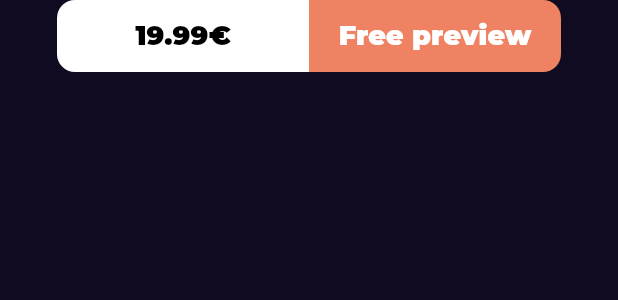
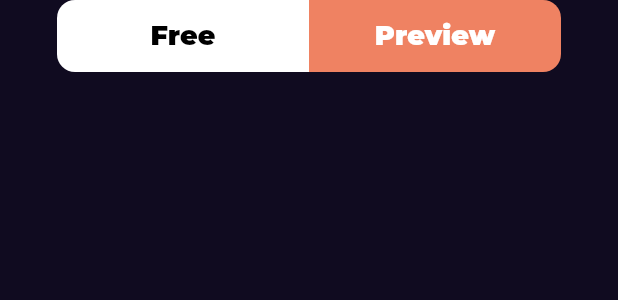
Before and after one commit to Waheed-Ashraf/Books-App, a Flutter app: the ActionButton widget shown alone on an empty page, opened directly, on a phone screen of 412 x 824 dp. Shown: the top 300 px of the screen. Run offline on Flutter 3.47's test engine with Material 3 defaults, Android fonts, the phone set to English and light mode, and no system bars; our stand-ins replace cached_network_image, dartz, dio, equatable, flutter_bloc, font_awesome_flutter and 4 more; network calls fail.

Commit message:
detail book view done

```diff
--- a/lib/Features/Home/presentation/view/widgets/action_button.dart
+++ b/lib/Features/Home/presentation/view/widgets/action_button.dart
@@ -14,7 +14,7 @@ class ActionButton extends StatelessWidget {
             child: CustomButton(
               backgroundColor: Colors.white,
               textColor: Colors.black,
-              text: "19.99€",
+              text: "Free",
               borderRadius: BorderRadius.only(
                 topLeft: Radius.circular(12),
                 bottomLeft: Radius.circular(12),
@@ -25,7 +25,7 @@ class ActionButton extends StatelessWidget {
             child: CustomButton(
               backgroundColor: Color(0xffEF8262),
               textColor: Colors.white,
-              text: "Free preview",
+              text: "Preview",
               borderRadius: BorderRadius.only(
                 topRight: Radius.circular(12),
                 bottomRight: Radius.circular(12),
```
